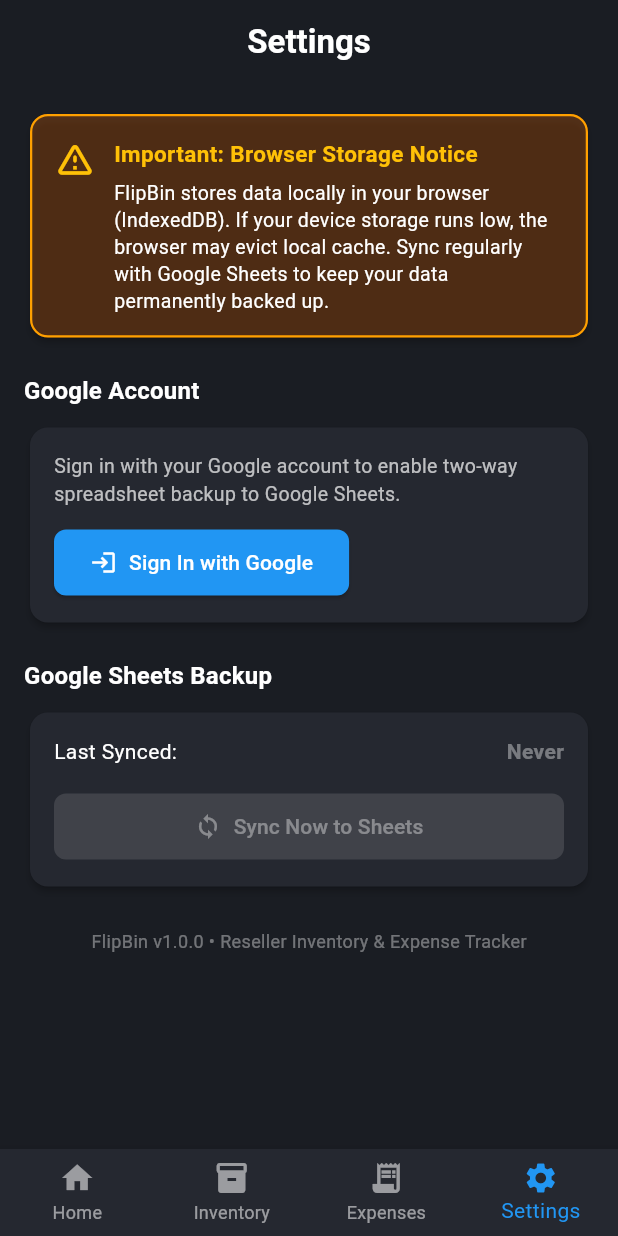
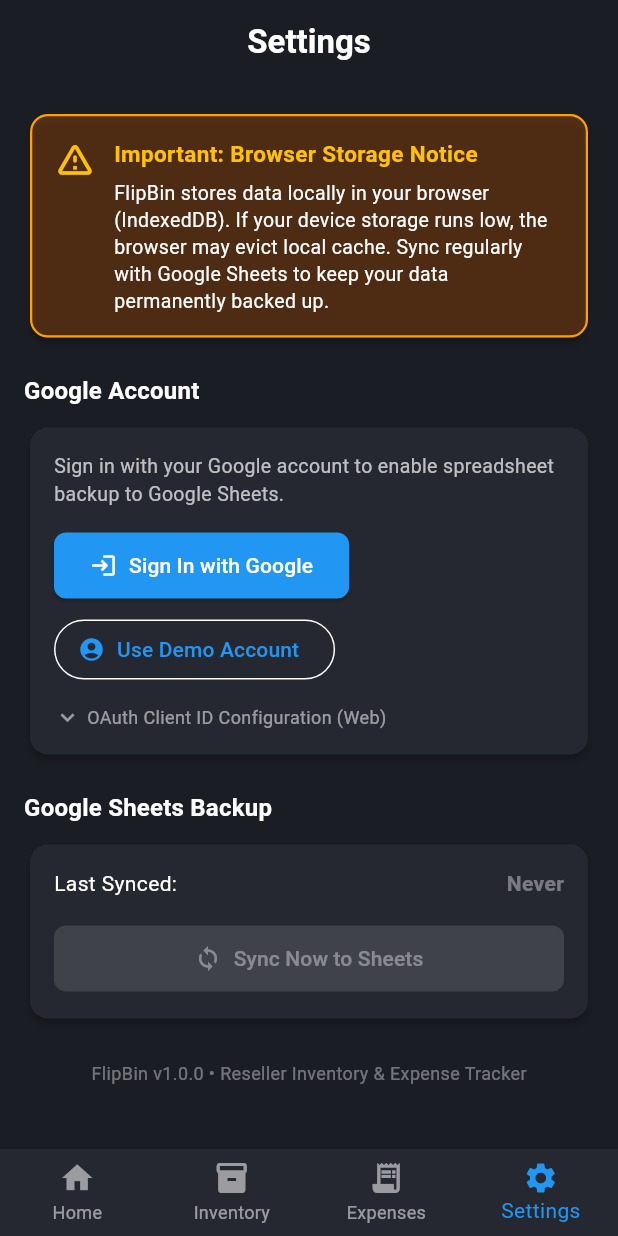
Before and after one commit to pixelbit78/flip-bin, a Flutter app: the screen it shows after launch, item 4 of the bottom bar chosen, after a tap on "Sign In with Google", on a phone screen of 412 x 824 dp. Run offline on Flutter 3.47's test engine with Material 3 defaults, Android fonts, the phone set to English and light mode, and no system bars; our stand-ins replace dio, drift, flutter_riverpod, go_router, google_sign_in; missing offline and left inert: googleapis, mobile_scanner; accounts and stored records are empty; generated files the repository leaves out were written again.

Commit message:
fix: unregister stale service worker, add sql-wasm fallback, add Google OAuth client ID config and demo account

```diff
--- a/flipbin/lib/providers/sync_provider.dart
+++ b/flipbin/lib/providers/sync_provider.dart
@@ -9,12 +9,14 @@
   final bool isSyncing;
   final DateTime? lastSyncedAt;
   final String? error;
+  final String? clientId;
 
   const SyncState({
     this.account,
     this.isSyncing = false,
     this.lastSyncedAt,
     this.error,
+    this.clientId,
   });
 
   SyncState copyWith({
@@ -22,6 +24,7 @@
     bool? isSyncing,
     DateTime? lastSyncedAt,
     String? error,
+    String? clientId,
     bool clearError = false,
     bool clearAccount = false,
   }) {
@@ -30,6 +33,7 @@
       isSyncing: isSyncing ?? this.isSyncing,
       lastSyncedAt: lastSyncedAt ?? this.lastSyncedAt,
       error: clearError ? null : (error ?? this.error),
+      clientId: clientId ?? this.clientId,
     );
   }
 }
@@ -46,13 +50,28 @@
 
   SyncNotifier(this._sheetsService, this._ref) : super(const SyncState());
 
+  void setClientId(String clientId) {
+    _sheetsService.configureClientId(clientId);
+    state = state.copyWith(clientId: clientId, clearError: true);
+  }
+
   Future<void> signIn() async {
     try {
       final account = await _sheetsService.signIn();
       state = state.copyWith(account: account, clearError: true);
     } catch (e) {
-      state = state.copyWith(error: 'Sign in failed: $e');
+      state = state.copyWith(
+        error:
+            'Google Sign-In failed: $e\n\nTip: On Web, Google Sign-In requires an OAuth Client ID from Google Cloud Console with http://localhost:8080 authorized.',
+      );
     }
+  }
+
+  void signInDemo() {
+    state = state.copyWith(
+      account: DemoGoogleSignInAccount(),
+      clearError: true,
+    );
   }
 
   Future<void> signOut() async {
--- a/flipbin/lib/screens/settings/settings_screen.dart
+++ b/flipbin/lib/screens/settings/settings_screen.dart
@@ -4,11 +4,31 @@
 import 'package:flipbin/providers/sync_provider.dart';
 
 /// Settings screen for managing Google Sheets synchronization and cloud backup.
-class SettingsScreen extends ConsumerWidget {
+class SettingsScreen extends ConsumerStatefulWidget {
   const SettingsScreen({super.key});
 
   @override
-  Widget build(BuildContext context, WidgetRef ref) {
+  ConsumerState<SettingsScreen> createState() => _SettingsScreenState();
+}
+
+class _SettingsScreenState extends ConsumerState<SettingsScreen> {
+  late TextEditingController _clientIdController;
+  bool _showClientIdConfig = false;
+
+  @override
+  void initState() {
+    super.initState();
+    _clientIdController = TextEditingController();
+  }
+
+  @override
+  void dispose() {
+    _clientIdController.dispose();
+    super.dispose();
+  }
+
+  @override
+  Widget build(BuildContext context) {
     final syncState = ref.watch(syncProvider);
     final syncNotifier = ref.read(syncProvider.notifier);
     final theme = Theme.of(context);
@@ -105,15 +125,91 @@
                         crossAxisAlignment: CrossAxisAlignment.start,
                         children: [
                           const Text(
-                            'Sign in with your Google account to enable two-way spreadsheet backup to Google Sheets.',
+                            'Sign in with your Google account to enable spreadsheet backup to Google Sheets.',
                             style: TextStyle(color: Colors.white70, fontSize: 13),
                           ),
+                          const SizedBox(height: 14),
+                          Wrap(
+                            spacing: 8,
+                            runSpacing: 8,
+                            children: [
+                              ElevatedButton.icon(
+                                onPressed: () => syncNotifier.signIn(),
+                                icon: const Icon(Icons.login),
+                                label: const Text('Sign In with Google'),
+                              ),
+                              OutlinedButton.icon(
+                                onPressed: () => syncNotifier.signInDemo(),
+                                icon: const Icon(Icons.account_circle),
+                                label: const Text('Use Demo Account'),
+                              ),
+                            ],
+                          ),
                           const SizedBox(height: 12),
-                          ElevatedButton.icon(
-                            onPressed: () => syncNotifier.signIn(),
-                            icon: const Icon(Icons.login),
-                            label: const Text('Sign In with Google'),
+                          InkWell(
+                            onTap: () => setState(() => _showClientIdConfig = !_showClientIdConfig),
+                            child: Row(
+                              children: [
+                                Icon(
+                                  _showClientIdConfig ? Icons.expand_less : Icons.expand_more,
+                                  size: 18,
+                                  color: Colors.white54,
+                                ),
+                                const SizedBox(width: 4),
+                                const Text(
+                                  'OAuth Client ID Configuration (Web)',
+                                  style: TextStyle(fontSize: 12, color: Colors.white54),
+                                ),
+                              ],
+                            ),
                           ),
+                          if (_showClientIdConfig) ...[
+                            const SizedBox(height: 10),
+                            const Text(
+                              'On Web, Google Sign-In requires an OAuth 2.0 Client ID from Google Cloud Console with http://localhost:8080 authorized as a JavaScript origin.',
+                              style: TextStyle(fontSize: 11, color: Colors.white38),
+                            ),
+                            const SizedBox(height: 8),
+                            Row(
+                              children: [
+                                Expanded(
+                                  child: TextField(
+                                    controller: _clientIdController,
+                                    decoration: const InputDecoration(
+                                      hintText: 'Enter Web Client ID (.apps.googleusercontent.com)',
+                                      isDense: true,
+                                    ),
+                                  ),
+                                ),
+                                const SizedBox(width: 8),
+                                ElevatedButton(
+                                  onPressed: () {
+                                    final id = _clientIdController.text.trim();
+                                    syncNotifier.setClientId(id);
+                                    ScaffoldMessenger.of(context).showSnackBar(
+                                      const SnackBar(content: Text('Client ID saved!')),
+                                    );
+                                  },
+                                  child: const Text('Save'),
+                                ),
+                              ],
+                            ),
+                          ],
+                          if (syncState.error != null) ...[
+                            const SizedBox(height: 12),
+                            Container(
+                              padding: const EdgeInsets.all(10),
+                              decoration: BoxDecoration(
+                                color: Colors.red.withValues(alpha: 0.15),
+                                borderRadius: BorderRadius.circular(8),
+                                border: Border.all(color: Colors.red.withValues(alpha: 0.3)),
+                              ),
+                              child: Text(
+                                syncState.error!,
+                                style: const TextStyle(color: Colors.redAccent, fontSize: 12),
+                              ),
+                            ),
+                          ],
                         ],
                       ),
               ),
@@ -151,14 +247,6 @@
                       ],
                     ),
                     const SizedBox(height: 16),
-                    if (syncState.error != null)
-                      Padding(
-                        padding: const EdgeInsets.only(bottom: 12.0),
-                        child: Text(
-                          syncState.error!,
-                          style: const TextStyle(color: Colors.redAccent, fontSize: 13),
-                        ),
-                      ),
                     ElevatedButton.icon(
                       onPressed: syncState.isSyncing || syncState.account == null
                           ? null
--- a/flipbin/tool/serve.dart
+++ b/flipbin/tool/serve.dart
@@ -36,8 +36,11 @@
     };
 
     request.response.headers.contentType = contentType;
-    // Add CORS headers for local testing
+    // Add CORS and disable caching headers for local testing
     request.response.headers.add('Access-Control-Allow-Origin', '*');
+    request.response.headers.add('Cache-Control', 'no-cache, no-store, must-revalidate');
+    request.response.headers.add('Pragma', 'no-cache');
+    request.response.headers.add('Expires', '0');
     await request.response.addStream(file.openRead());
     await request.response.close();
   }
```
Also changed, not shown: flipbin/lib/services/google_sheets_service.dart (+48 -2 lines), 2 other files.
